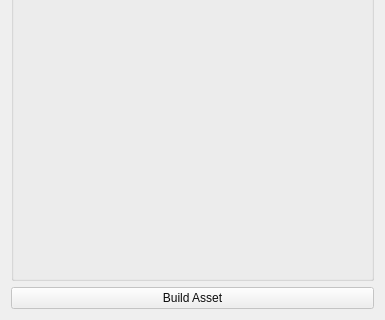
Before: the Qt Designer form py/scripts/bm/maya/Osiris/ui/widget.ui in benmorgantd/mayadev, drawn with Qt 5; both pictures show x 0 to 385 and y 415 to 735 of the 385 by 735 pixel window.
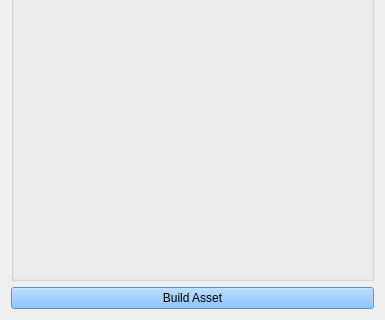
After: the same form once the commit is applied.

```diff
--- a/py/scripts/bm/maya/Osiris/ui/widget.ui
+++ b/py/scripts/bm/maya/Osiris/ui/widget.ui
@@ -27,6 +27,8 @@
      </property>
      <property name="styleSheet">
       <string notr="true">color: rgb(12, 12, 12);
+color: rgb(0, 0, 0);
+background-color: rgb(99, 175, 255);
 font: 75 8pt &quot;MS Shell Dlg 2&quot;;</string>
      </property>
      <property name="text">
```
Left out of the diff: 9 changed lines with no effect on the pictures.
